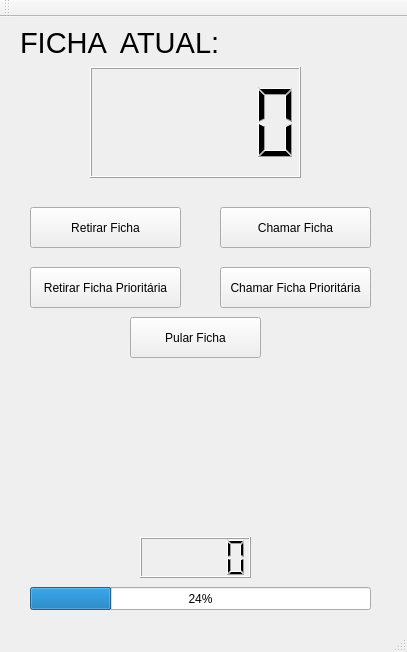
Above: mainwindow.ui from allanradji/SGOD before the change. Below: the same form after it.
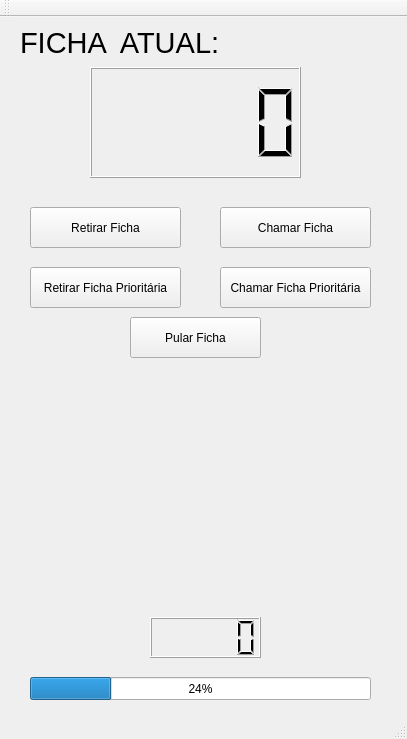
That is the form after the change.

Commit message: validação da chamada

```diff
--- a/mainwindow.ui
+++ b/mainwindow.ui
@@ -7,7 +7,7 @@
     <x>0</x>
     <y>0</y>
     <width>407</width>
-    <height>652</height>
+    <height>739</height>
    </rect>
   </property>
   <property name="windowTitle">
@@ -124,7 +124,7 @@
     <property name="geometry">
      <rect>
       <x>30</x>
-      <y>470</y>
+      <y>540</y>
       <width>351</width>
       <height>51</height>
      </rect>
@@ -142,8 +142,8 @@
    <widget class="QLCDNumber" name="painelRetirarFicha">
     <property name="geometry">
      <rect>
-      <x>140</x>
-      <y>520</y>
+      <x>150</x>
+      <y>600</y>
       <width>111</width>
       <height>41</height>
      </rect>
@@ -153,7 +153,7 @@
     <property name="geometry">
      <rect>
       <x>30</x>
-      <y>570</y>
+      <y>660</y>
       <width>341</width>
       <height>23</height>
      </rect>
@@ -168,7 +168,7 @@
       <x>40</x>
       <y>360</y>
       <width>321</width>
-      <height>71</height>
+      <height>151</height>
      </rect>
     </property>
     <property name="font">
@@ -182,6 +182,9 @@
     <property name="text">
      <string/>
     </property>
+    <property name="wordWrap">
+     <bool>true</bool>
+    </property>
    </widget>
    <widget class="QPushButton" name="btnRetirarPrioridade">
     <property name="geometry">
@@ -221,7 +224,7 @@
     <property name="geometry">
      <rect>
       <x>150</x>
-      <y>520</y>
+      <y>600</y>
       <width>31</width>
       <height>41</height>
      </rect>
```
The commit also changes 1 other file.
